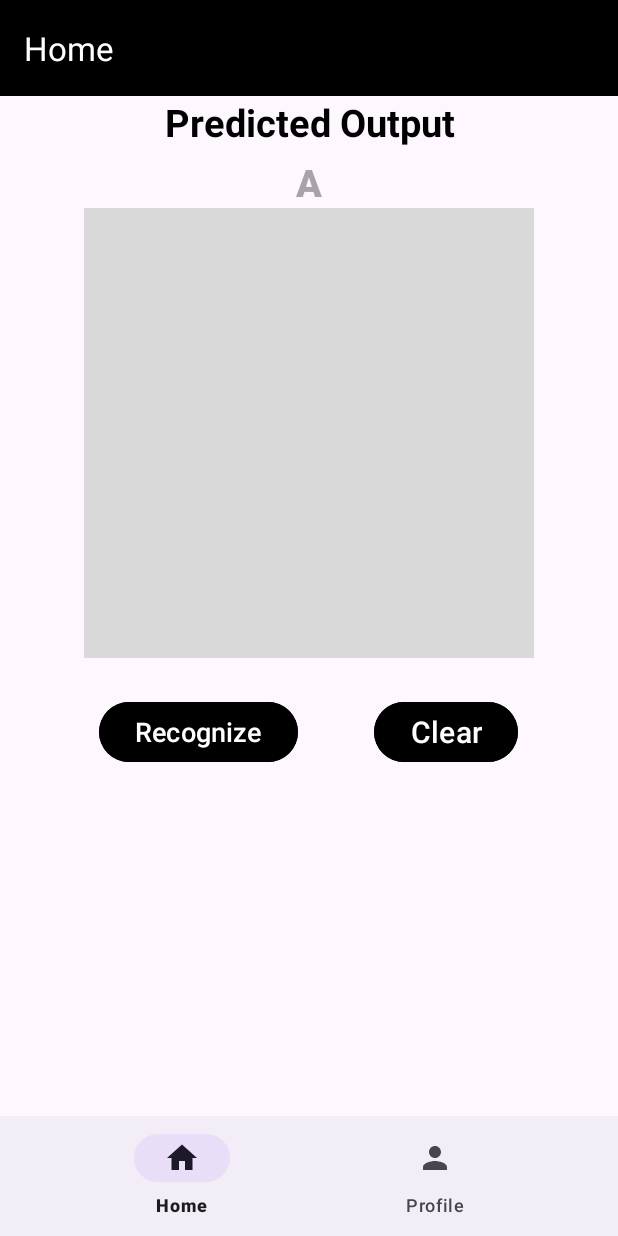
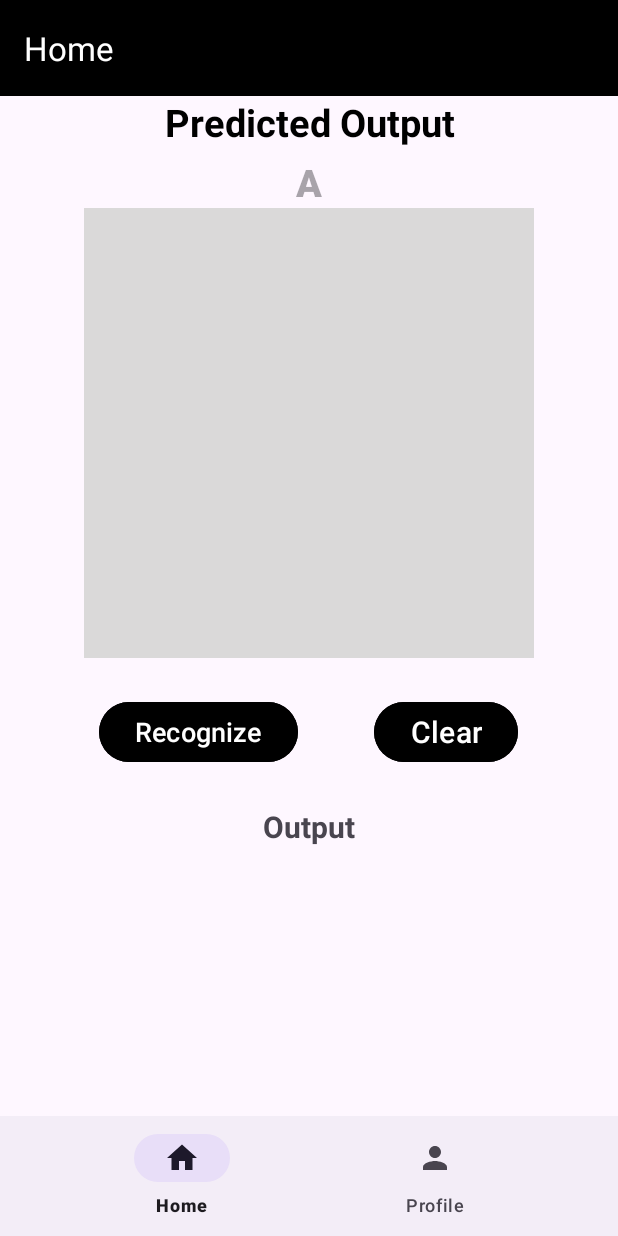
Before and after one commit to DevP-ai/Gondi, an Android app: the screen it shows after launch (MainActivity), on a phone screen of 412 x 824 dp. Run offline under Robolectric (Android 15) with nearby library versions, the phone set to English and light mode, and no system bars; our stand-ins replace navigation-ui; libraries missing offline, so code that uses them is left out: com.google.mlkit.common, com.google.mlkit.vision; 6 statements that could not run were skipped.

```diff
--- a/app/src/main/res/layout/fragment_home.xml
+++ b/app/src/main/res/layout/fragment_home.xml
@@ -92,6 +92,15 @@
 
         </LinearLayout>
 
+        <TextView
+            android:id="@+id/output"
+            android:layout_width="match_parent"
+            android:layout_height="wrap_content"
+            android:text="Output"
+            android:gravity="center"
+            android:textStyle="bold"
+            android:textSize="20sp"/>
+
     </LinearLayout>
 
 
```
Also changed, not shown: app/src/main/java/com/compose/android/dev/edu/iiitnr/gondi/ui/HomeFragment.kt (+16 -1 lines), app/src/main/java/com/compose/android/dev/edu/iiitnr/gondi/utils/StrokeManager.kt (+20 -2 lines).
